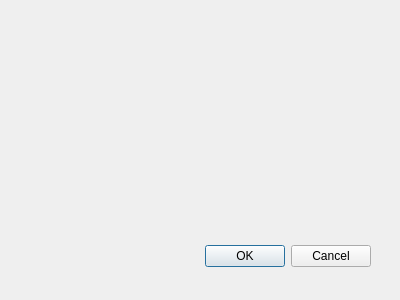
Before: the Qt Designer form Game/dialog.ui in GreatSharky/programming3, drawn with Qt 5.
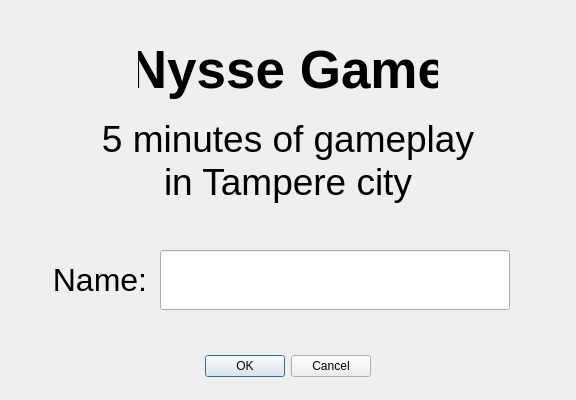
After: the same form once the commit is applied.

Commit message: Made the dialog ui and finished the statistics class.

What changed in the file:
```diff
--- a/Game/dialog.ui
+++ b/Game/dialog.ui
@@ -8,8 +8,8 @@
    <rect>
     <x>0</x>
     <y>0</y>
-    <width>400</width>
-    <height>300</height>
+    <width>576</width>
+    <height>400</height>
    </rect>
   </property>
   <property name="windowTitle">
@@ -19,7 +19,7 @@
    <property name="geometry">
     <rect>
      <x>30</x>
-     <y>240</y>
+     <y>350</y>
      <width>341</width>
      <height>32</height>
     </rect>
@@ -31,6 +31,82 @@
     <set>QDialogButtonBox::Cancel|QDialogButtonBox::Ok</set>
    </property>
   </widget>
+  <widget class="QLabel" name="label">
+   <property name="geometry">
+    <rect>
+     <x>138</x>
+     <y>40</y>
+     <width>300</width>
+     <height>60</height>
+    </rect>
+   </property>
+   <property name="font">
+    <font>
+     <pointsize>40</pointsize>
+     <weight>75</weight>
+     <bold>true</bold>
+    </font>
+   </property>
+   <property name="text">
+    <string>Nysse Game</string>
+   </property>
+   <property name="alignment">
+    <set>Qt::AlignCenter</set>
+   </property>
+  </widget>
+  <widget class="QLineEdit" name="lineEdit">
+   <property name="geometry">
+    <rect>
+     <x>160</x>
+     <y>250</y>
+     <width>350</width>
+     <height>60</height>
+    </rect>
+   </property>
+  </widget>
+  <widget class="QLabel" name="label_2">
+   <property name="geometry">
+    <rect>
+     <x>40</x>
+     <y>250</y>
+     <width>120</width>
+     <height>60</height>
+    </rect>
+   </property>
+   <property name="font">
+    <font>
+     <pointsize>24</pointsize>
+    </font>
+   </property>
+   <property name="text">
+    <string>Name:</string>
+   </property>
+   <property name="alignment">
+    <set>Qt::AlignCenter</set>
+   </property>
+  </widget>
+  <widget class="QLabel" name="label_3">
+   <property name="geometry">
+    <rect>
+     <x>58</x>
+     <y>110</y>
+     <width>460</width>
+     <height>100</height>
+    </rect>
+   </property>
+   <property name="font">
+    <font>
+     <pointsize>28</pointsize>
+    </font>
+   </property>
+   <property name="text">
+    <string>5 minutes of gameplay
+in Tampere city</string>
+   </property>
+   <property name="alignment">
+    <set>Qt::AlignCenter</set>
+   </property>
+  </widget>
  </widget>
  <pixmapfunction/>
  <resources/>
```
Left out of the diff: 5 changed lines with no effect on the pictures. The commit also changes 5 other files.
